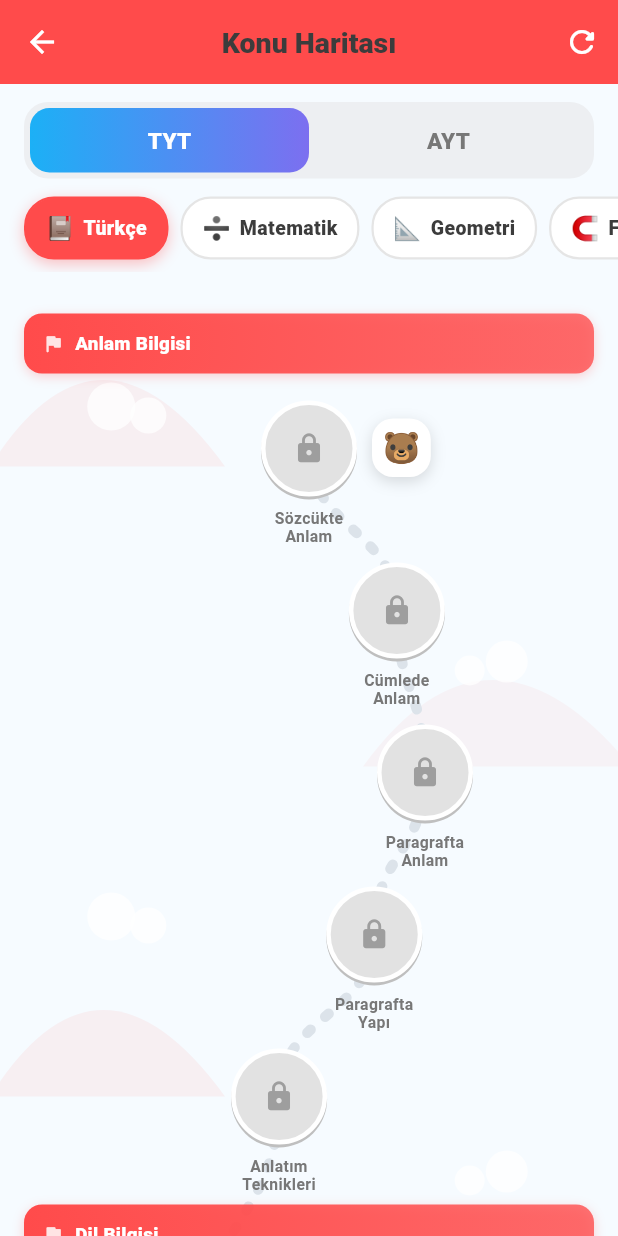
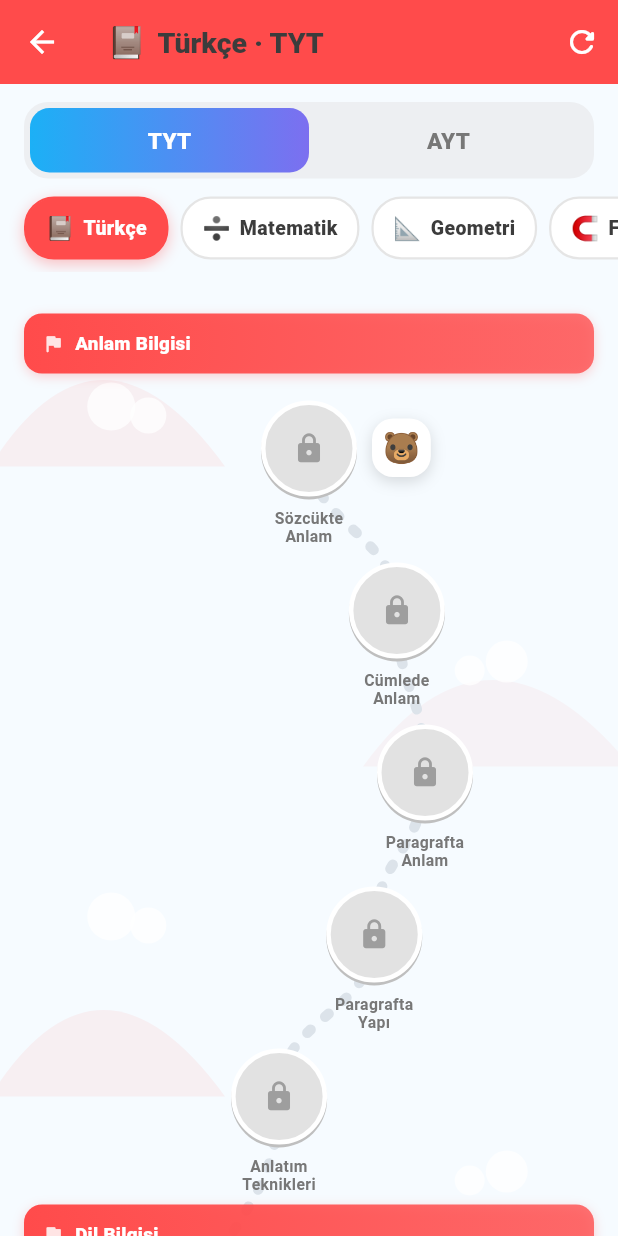
Before and after one commit to erdem1v/Kimo, a Flutter app: the CurriculumMapScreen screen opened directly, on a phone screen of 412 x 824 dp. Run offline on Flutter 3.47's test engine with Material 3 defaults, Android fonts, the phone set to English and light mode, and no system bars; our stand-ins replace audioplayers, confetti, image_picker, supabase_flutter; accounts and stored records are empty.

Commit message:
Harita başlığı seçili dersi gösteriyor
Üst barda sabit "Konu Haritası" yerine ders emojisi + ders adı + sınav
(ör. "➗ Matematik · TYT"); arka plan zaten dersin renginde olduğu için
bütünlük tamamlanıyor.

Co-Authored-By: Claude Opus 4.8 <noreply@anthropic.com>

```diff
--- a/lib/features/map/curriculum_map_screen.dart
+++ b/lib/features/map/curriculum_map_screen.dart
@@ -76,7 +76,20 @@ class _CurriculumMapScreenState extends State<CurriculumMapScreen> {
     return Scaffold(
       backgroundColor: const Color(0xFFF6FBFF),
       appBar: AppBar(
-        title: const Text('Konu Haritası'),
+        // Başlık seçili dersi gösterir (ders emojisi + adı).
+        title: Row(
+          children: <Widget>[
+            Text(subjectEmoji(subject), style: const TextStyle(fontSize: 20)),
+            const SizedBox(width: 8),
+            Flexible(
+              child: Text(
+                '$subject · $_exam',
+                maxLines: 1,
+                overflow: TextOverflow.ellipsis,
+              ),
+            ),
+          ],
+        ),
         backgroundColor: color,
         foregroundColor:
             color.computeLuminance() > 0.55 ? AppColors.ink : Colors.white,
```
